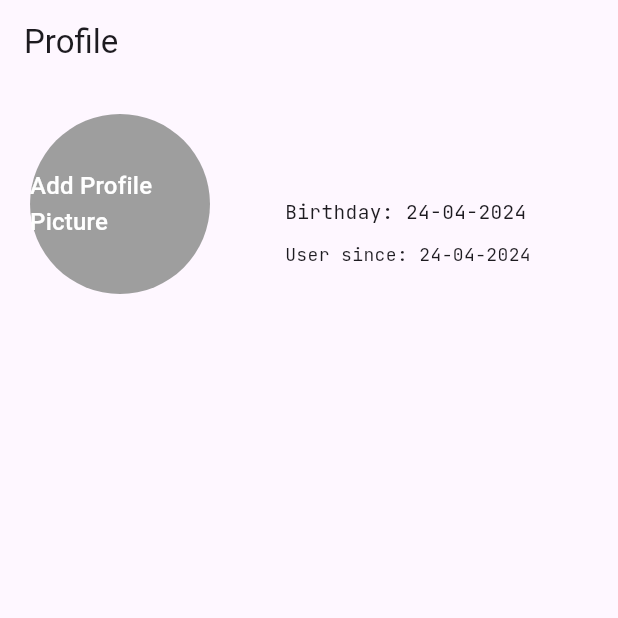
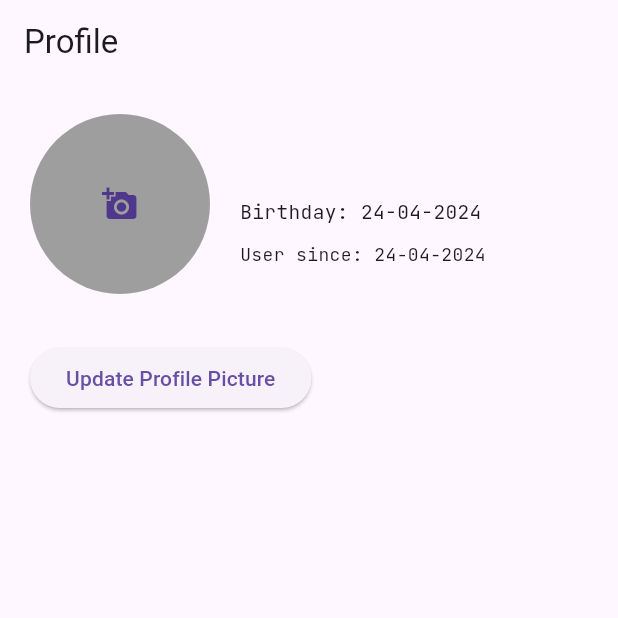
Before and after one commit to VictoriaRobles3/Project2MAD, a Flutter app: the ProfilePage screen opened directly, on a phone screen of 412 x 824 dp, the top half of it. Run offline on Flutter 3.47's test engine with Material 3 defaults, Android fonts, the phone set to English and light mode, and no system bars; our stand-ins replace animated_text_kit, cloud_firestore, firebase_auth, firebase_core, firebase_storage, google_fonts and 1 more; missing offline and left inert: firebase_app_check; accounts and stored records are empty.

Commit message:
Add change pfp feature.

```diff
--- a/artfolio/lib/profile.dart
+++ b/artfolio/lib/profile.dart
@@ -1,6 +1,9 @@
+import 'dart:io';
+import 'package:firebase_storage/firebase_storage.dart';
 import 'package:flutter/material.dart';
 import 'package:firebase_auth/firebase_auth.dart';
 import 'package:cloud_firestore/cloud_firestore.dart';
+import 'package:image_picker/image_picker.dart';
 import 'package:intl/intl.dart';
 import 'package:google_fonts/google_fonts.dart';
 
@@ -13,6 +16,8 @@ class _ProfilePageState extends State<ProfilePage> {
   final FirebaseAuth _auth = FirebaseAuth.instance;
   User? _currentUser;
   DocumentSnapshot? _userData;
+
+  String imageURL = '';
 
   @override
   void initState() {
@@ -33,9 +38,33 @@ class _ProfilePageState extends State<ProfilePage> {
     if (docSnapshot.exists) {
       setState(() {
         _userData = docSnapshot;
+        imageURL = _userData!['profilePictureUrl'] ?? '';
+
       });
     } else {
       print('User data not found.');
+    }
+  }
+
+  Future<void> _uploadImage(File file) async {
+    String uniqueID = DateTime.now().millisecondsSinceEpoch.toString();
+
+    Reference referenceRoot = FirebaseStorage.instance.ref();
+    Reference referenceDirImages = referenceRoot.child('profileImages');
+    Reference referenceImageToUpload = referenceDirImages.child(uniqueID);
+
+    try {
+      await referenceImageToUpload.putFile(file);
+      imageURL = await referenceImageToUpload.getDownloadURL();
+      await FirebaseFirestore.instance.collection('users').doc(_currentUser!.uid).update({
+        'profilePictureUrl': imageURL,
+      });
+      setState(() {
+
+      });
+      print('Profile picture uploaded and URL saved to database successfully!');
+    } catch (e) {
+      print('Error uploading profile picture: $e');
     }
   }
 
@@ -48,26 +77,37 @@ class _ProfilePageState extends State<ProfilePage> {
       body: _userData != null
     ? Padding(
         padding: const EdgeInsets.all(20.0),
-              child: Row(
+        child: Column(
+          crossAxisAlignment: CrossAxisAlignment.start,
+          children: [
+            Row(
               crossAxisAlignment: CrossAxisAlignment.start,
               children: [
                 CircleAvatar(
                   radius: 60,
                   backgroundColor: Colors.grey,
-                    child: Text(
-                      'Add Profile Picture',
-                      style: TextStyle(
-                        fontSize: 16,
-                        color: Colors.white,
+                  backgroundImage:
+                      imageURL.isNotEmpty ? NetworkImage(imageURL) : null,
+                  child: imageURL.isEmpty
+                      ? IconButton(
+                          icon: Icon(Icons.add_a_photo),
+                          onPressed: () async {
+                            ImagePicker imagePicker = ImagePicker();
+                            XFile? file = await imagePicker.pickImage(
+                                source: ImageSource.gallery);
+                            print('${file?.path}');
+
+                            if (file == null) return;
+                            await _uploadImage(File(file.path));
+                          },
+                        )
+                      : null,
                 ),
-                    ),
-                  ),
-                  SizedBox(width: 50),
+                SizedBox(width: 20),
                 Column(
                   crossAxisAlignment: CrossAxisAlignment.start,
                   children: [
                     SizedBox(height: 25),
-
                     Text(
                       '${_userData!['firstName']} ${_userData!['lastName']}',
                       style: GoogleFonts.jetBrainsMono(
@@ -93,10 +133,25 @@ class _ProfilePageState extends State<ProfilePage> {
                 ),
               ],
             ),
+            ElevatedButton(
+              onPressed: () async {
+                ImagePicker imagePicker = ImagePicker();
+                XFile? file = await imagePicker.pickImage(
+                    source: ImageSource.gallery);
+                print('${file?.path}');
+
+                if (file == null) return;
+                await _uploadImage(File(file.path));
+              },
+              child: Text('Update Profile Picture'),
+            ),
+          ],
+        ),
       )
     : _currentUser != null
         ? Center(child: CircularProgressIndicator())
         : Text(''),
+
     );
   }
 }
```
Also changed, not shown: artfolio/lib/main.dart (+6 -5 lines). Lines whose indentation alone changed are shown as unchanged.
